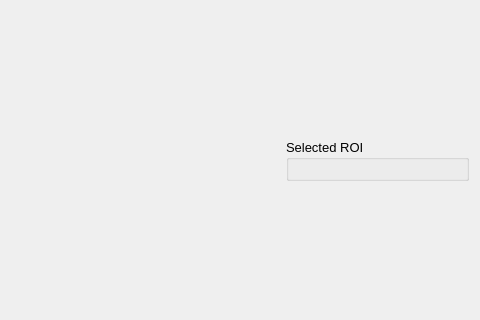
OpenNFT/OpenNFT, file opennft/ui/rtqa.ui: the form before one commit; both pictures show x 674 to 1154 and y 159 to 479 of the 1154 by 591 pixel window.
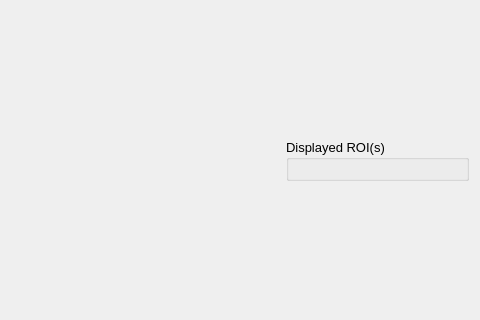
The form after the commit.

```diff
--- a/opennft/ui/rtqa.ui
+++ b/opennft/ui/rtqa.ui
@@ -849,7 +849,7 @@
         </font>
        </property>
        <property name="title">
-        <string>Selected ROI</string>
+        <string>Displayed ROI(s)</string>
        </property>
        <layout class="QVBoxLayout" name="verticalLayout_23">
         <item>
```
